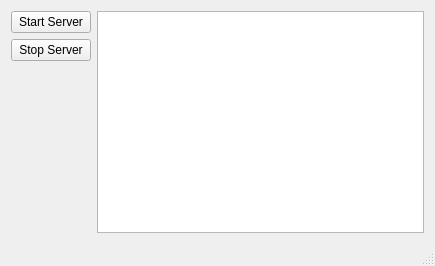
Above: RemoteMouse_Server/mainwindow.ui from alanbrady/RemoteMouse before the change. Below: the same form after it.
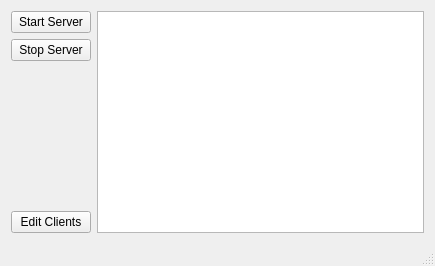
That is the form after the change.

Commit message:
Adds MainWindow -> ClientIdKeyDialog Xface
Adds UI to MainWindow to interact with ClientIdKeyDialog

```diff
--- a/RemoteMouse_Server/mainwindow.ui
+++ b/RemoteMouse_Server/mainwindow.ui
@@ -50,6 +50,13 @@
         </property>
        </spacer>
       </item>
+      <item>
+       <widget class="QPushButton" name="editClientsButton">
+        <property name="text">
+         <string>Edit Clients</string>
+        </property>
+       </widget>
+      </item>
      </layout>
     </item>
     <item>
```
Left out of the diff: 56 changed lines with no effect on the pictures. The commit also changes 2 other files.
